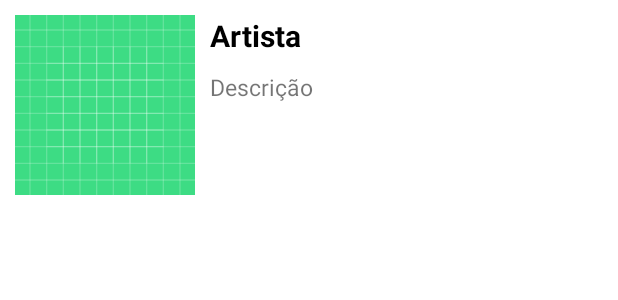
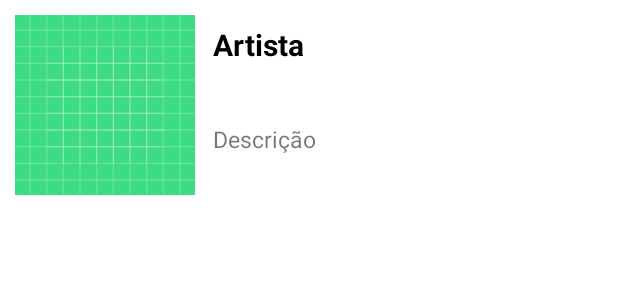
Before and after one commit to EmanuelCChagas/Evento_, an Android app: the layout artista_item.xml on its own in the app's theme, with its tools: preview values and no code run, on a phone screen of 412 x 824 dp. Shown: the top 300 px of the screen. Run offline under Robolectric (Android 15) with nearby library versions, the phone set to English and light mode, and no system bars.

```diff
--- a/app/src/main/res/layout/artista_item.xml
+++ b/app/src/main/res/layout/artista_item.xml
@@ -1,9 +1,10 @@
 <?xml version="1.0" encoding="utf-8"?>
 <androidx.constraintlayout.widget.ConstraintLayout xmlns:android="http://schemas.android.com/apk/res/android"
+    xmlns:app="http://schemas.android.com/apk/res-auto"
     xmlns:tools="http://schemas.android.com/tools"
+    android:id="@+id/idLayoutArtista"
     android:layout_width="match_parent"
-    android:layout_height="wrap_content"
-    xmlns:app="http://schemas.android.com/apk/res-auto">
+    android:layout_height="wrap_content">
 
     <ImageView
         android:id="@+id/fotoArtista"
@@ -17,33 +18,41 @@
 
     <TextView
         android:id="@+id/nomeArtista"
-        android:layout_width="match_parent"
-        android:layout_height="wrap_content"
+        android:layout_width="189dp"
+        android:layout_height="38dp"
+        android:layout_marginStart="12dp"
+        android:layout_marginTop="16dp"
+        android:maxLines="2"
         android:text="@string/app_artistas_recycle_item_artista_nome"
+        android:textColor="@android:color/black"
         android:textSize="20sp"
-        android:textColor="@android:color/black"
         android:textStyle="bold"
-        android:maxLines="2"
-        android:layout_marginStart="140dp"
-        android:layout_marginTop="10dp"
-        android:layout_marginEnd="10dp"
-        app:layout_constraintStart_toEndOf="@id/fotoArtista"
-        app:layout_constraintTop_toTopOf="parent"
         app:layout_constraintEnd_toEndOf="parent"
-        />
+        app:layout_constraintHorizontal_bias="0.0"
+        app:layout_constraintStart_toEndOf="@+id/fotoArtista"
+        app:layout_constraintTop_toTopOf="parent" />
 
     <TextView
         android:id="@+id/descArtista"
-        android:layout_width="match_parent"
-        android:layout_height="wrap_content"
-        android:layout_marginStart="140dp"
-        android:layout_marginTop="10dp"
-        android:layout_marginEnd="10dp"
+        android:layout_width="186dp"
+        android:layout_height="38dp"
+        android:layout_marginStart="12dp"
+        android:layout_marginTop="28dp"
         android:maxLines="4"
         android:text="@string/app_artistas_recycle_item_artista_desc"
         android:textSize="15sp"
-        app:layout_constraintEnd_toEndOf="parent"
         app:layout_constraintStart_toEndOf="@+id/fotoArtista"
         app:layout_constraintTop_toBottomOf="@+id/nomeArtista" />
 
+    <CheckBox
+        android:id="@+id/checkBox_artista"
+        android:layout_width="58dp"
+        android:layout_height="51dp"
+        android:layout_marginEnd="16dp"
+        android:checked="false"
+        android:visibility="invisible"
+        app:layout_constraintBottom_toBottomOf="parent"
+        app:layout_constraintEnd_toEndOf="parent"
+        app:layout_constraintTop_toTopOf="parent" />
+
 </androidx.constraintlayout.widget.ConstraintLayout>
```
Also changed, not shown: app/src/main/java/com/howiv/evento_/TelaArtistasActivity.java (+36 -2 lines), app/src/main/java/com/howiv/evento_/adapter/ArtistaAdapter.java (+40 -0 lines), app/src/main/java/com/howiv/evento_/model/Artista.java (+10 -0 lines), app/src/main/res/menu/menu_artista.xml (added, +13 -0 lines).
